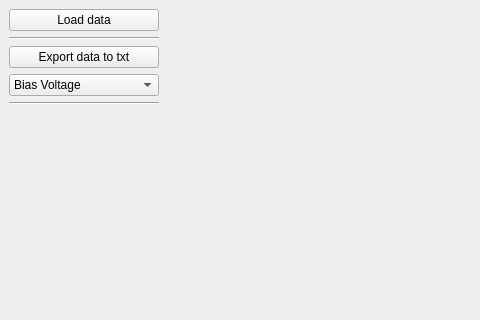
SjoerdB93/ApplePy, file form.ui: the form before one commit; both pictures show x 0 to 480 and y 0 to 320 of the 1344 by 857 pixel window.
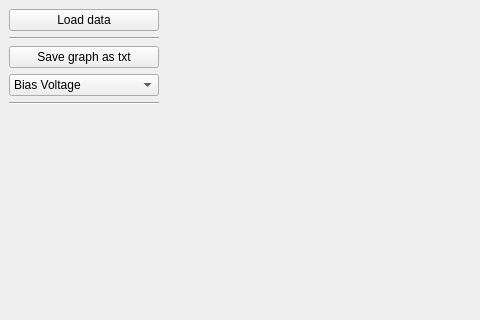
The form after the commit.

Commit message: - Minor code clean up - Added unknown columns to selection

```diff
--- a/form.ui
+++ b/form.ui
@@ -34,7 +34,7 @@
       <item>
        <widget class="QPushButton" name="export_button">
         <property name="text">
-         <string>Export data to txt</string>
+         <string>Save graph as txt</string>
         </property>
        </widget>
       </item>
```
Left out of the diff: 40 changed lines with no effect on the pictures. The commit also changes 1 other file.
